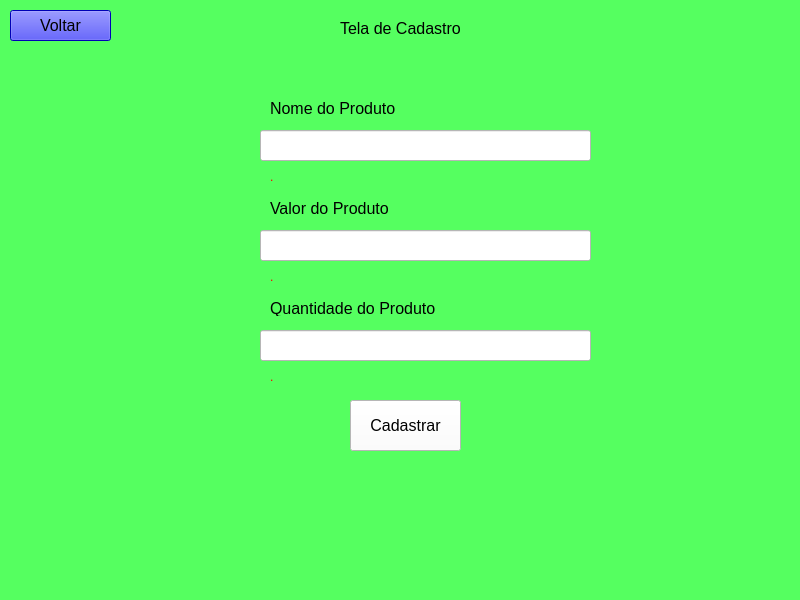
This is cadastro_produtos.ui in gustavoestevesr/plantinhas-da-marcia as Qt 5 draws it before an edit. The edited form follows.
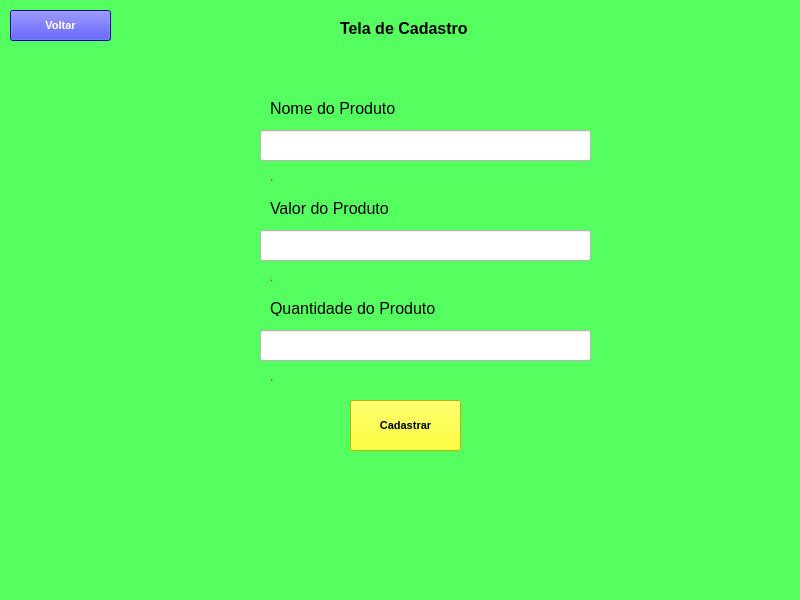
This is the edited form.

The edit to the form file:
```diff
--- a/cadastro_produtos.ui
+++ b/cadastro_produtos.ui
@@ -29,6 +29,8 @@
     <property name="font">
      <font>
       <pointsize>12</pointsize>
+      <weight>75</weight>
+      <bold>true</bold>
      </font>
     </property>
     <property name="text">
@@ -96,11 +98,13 @@
     </property>
     <property name="font">
      <font>
-      <pointsize>12</pointsize>
+      <pointsize>8</pointsize>
+      <weight>75</weight>
+      <bold>true</bold>
      </font>
     </property>
     <property name="styleSheet">
-     <string notr="true">background-color: rgb(255, 255, 255);</string>
+     <string notr="true">background-color: rgb(255, 255, 0);</string>
     </property>
     <property name="text">
      <string>Cadastrar</string>
@@ -208,11 +212,14 @@
     </property>
     <property name="font">
      <font>
-      <pointsize>12</pointsize>
+      <pointsize>8</pointsize>
+      <weight>75</weight>
+      <bold>true</bold>
      </font>
     </property>
     <property name="styleSheet">
-     <string notr="true">background-color: rgb(0, 0, 255);</string>
+     <string notr="true">background-color: rgb(0, 0, 255);
+color: rgb(255, 255, 255);</string>
     </property>
     <property name="text">
      <string>Voltar</string>
```
